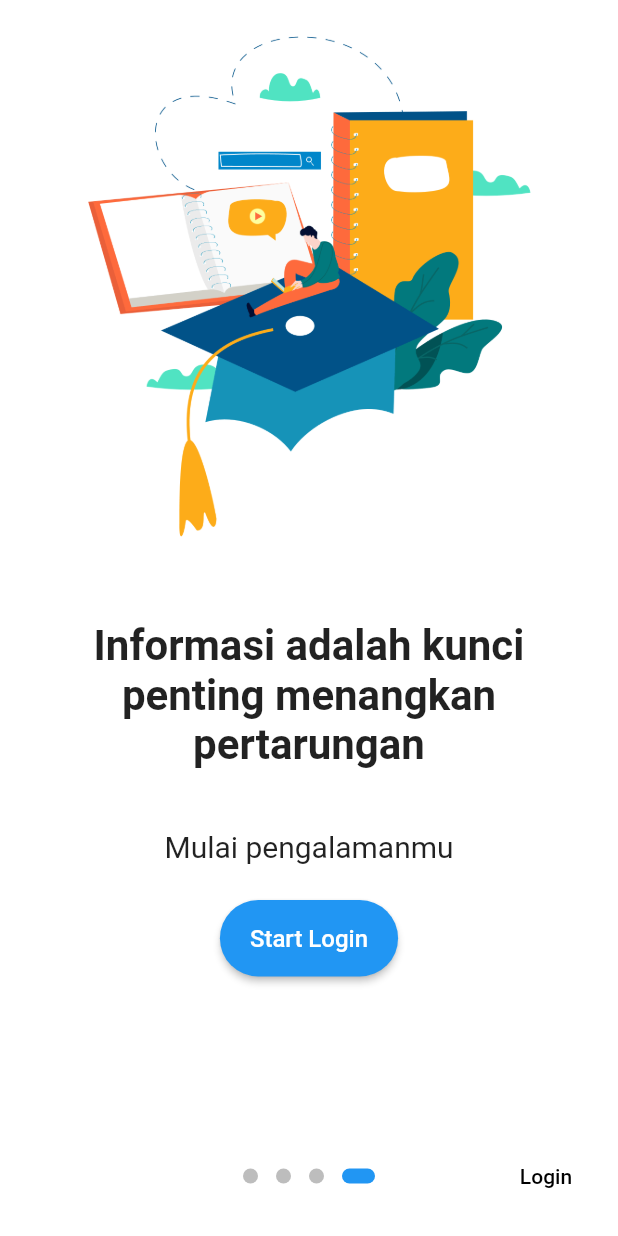
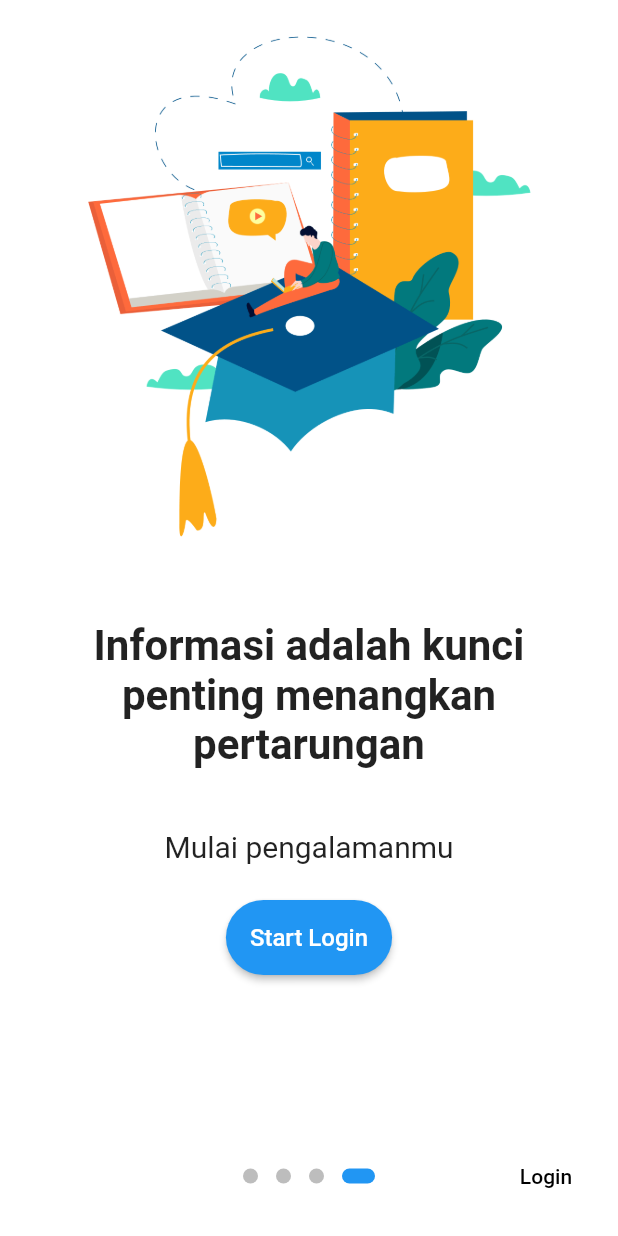
Before and after one commit to fiqriAidin/apk_peminjaman_ruang, a Flutter app: the screen it shows after launch, swiped to page 4, on a phone screen of 412 x 824 dp. Run offline on Flutter 3.47's test engine with Material 2 defaults, Android fonts, the phone set to English and light mode, and no system bars; drawn by our look-alikes of introduction_screen; our stand-ins replace file_picker.

Commit message:
fix bug om

```diff
--- a/lib/components/button_widget.dart
+++ b/lib/components/button_widget.dart
@@ -11,11 +11,15 @@ class ButtonWidget extends StatelessWidget {
   }) : super(key: key);
 
   @override
-  Widget build(BuildContext context) => RaisedButton(
+  Widget build(BuildContext context) => ElevatedButton(
         onPressed: onClicked,
-        color: Theme.of(context).primaryColor,
-        shape: const StadiumBorder(),
-        padding: const EdgeInsets.symmetric(horizontal: 20, vertical: 16),
+        style: ElevatedButton.styleFrom(
+          backgroundColor: Theme.of(context).primaryColor,
+          fixedSize: Size.fromHeight(50),
+          shape: RoundedRectangleBorder(
+            borderRadius: BorderRadius.circular(50),
+          ),
+        ),
         child: Text(
           text,
           style: const TextStyle(color: Colors.white, fontSize: 16),
```
Also changed, not shown: lib/pages/create_ruang.dart (+10 -4 lines), lib/pages/pesan_ruang.dart (+6 -6 lines), pubspec.lock.
